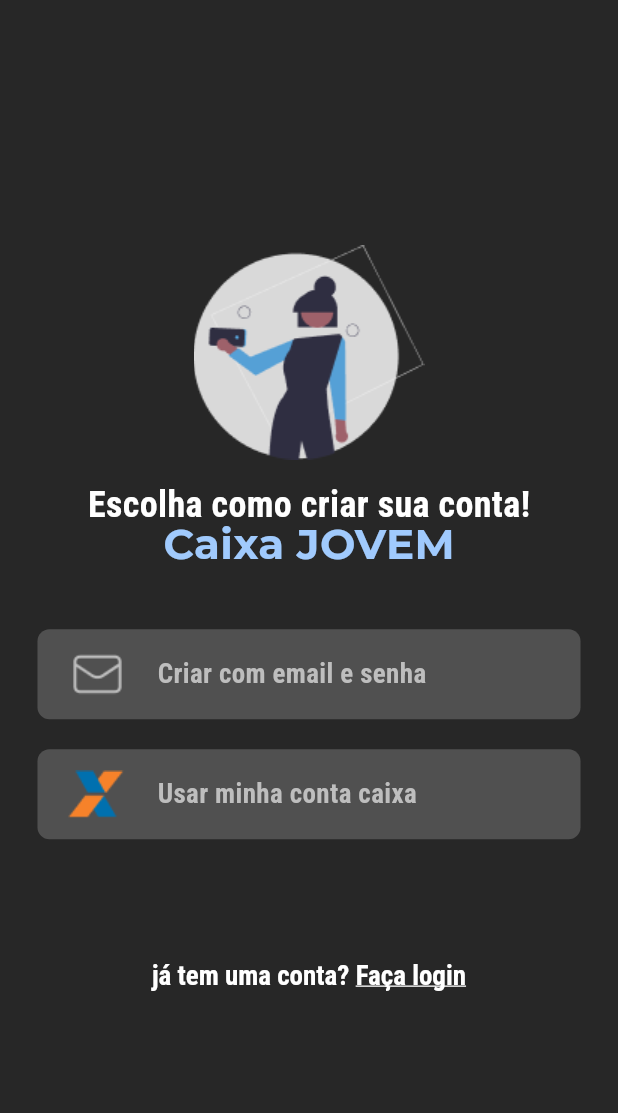
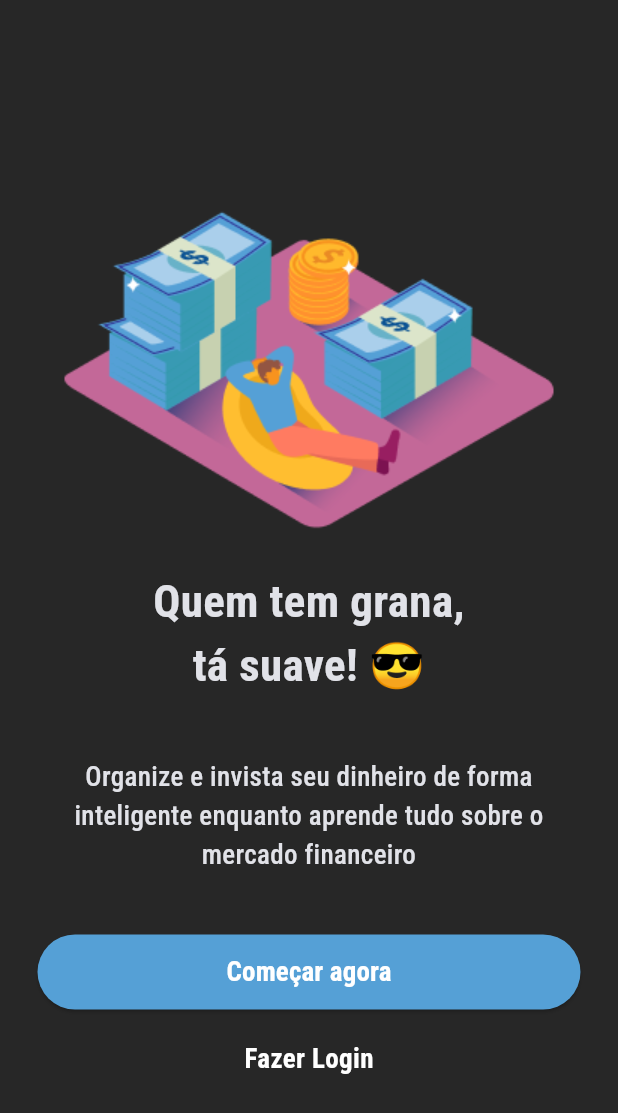
Before and after one commit to fwctecnologia/caixa-hackaton-app, a Flutter app: the screen it shows after launch, on a phone screen of 412 x 824 dp. Shown: the top 1113 px of the screen. Run offline on Flutter 3.47's test engine with Material 2 defaults, Android fonts, the phone set to English and light mode, and no system bars; our stand-ins replace dio, get, google_fonts.

Commit message:
feat: adding initial screen

```diff
--- /dev/null
+++ b/lib/app/modules/auth/initial_screen.dart
@@ -0,0 +1,88 @@
+import 'package:flutter/material.dart';
+import 'package:get/get.dart';
+import 'package:google_fonts/google_fonts.dart';
+
+import 'auth_screen.dart';
+
+class InitialScreen extends StatefulWidget {
+  const InitialScreen({super.key});
+
+  @override
+  State<InitialScreen> createState() => _InitialScreenState();
+}
+
+class _InitialScreenState extends State<InitialScreen> {
+  @override
+  Widget build(BuildContext context) {
+    return Scaffold(
+      body: SafeArea(
+        child: Padding(
+          padding: const EdgeInsets.all(25.0),
+          child: Column(
+            mainAxisAlignment: MainAxisAlignment.center,
+            crossAxisAlignment: CrossAxisAlignment.center,
+            children: [
+              Image.asset("assets/bank_image.png"),
+              Container(height: 20),
+              Text(
+                "Quem tem grana,\ntá suave! 😎",
+                textAlign: TextAlign.center,
+                style: GoogleFonts.robotoCondensed(
+                  fontSize: 30,
+                  fontWeight: FontWeight.w700,
+                ),
+              ),
+              Container(height: 40),
+              Padding(
+                padding: const EdgeInsets.symmetric(horizontal: 20),
+                child: Text(
+                  "Organize e invista seu dinheiro de forma inteligente enquanto aprende tudo sobre o mercado financeiro",
+                  textAlign: TextAlign.center,
+                  style: GoogleFonts.robotoCondensed(
+                    fontSize: 18,
+                    fontWeight: FontWeight.w500,
+                  ),
+                ),
+              ),
+              Container(height: 40),
+              SizedBox(
+                width: double.infinity,
+                height: 50,
+                child: ElevatedButton(
+                  style: ElevatedButton.styleFrom(
+                    backgroundColor: Color(0xFF55A0D6),
+                    foregroundColor: Colors.white,
+                  ),
+                  onPressed: () async {
+                    Get.to(() => AuthScreen());
+                  },
+                  child: Text(
+                    'Começar agora',
+                    style: GoogleFonts.robotoCondensed(
+                      fontWeight: FontWeight.w700,
+                      fontSize: 18,
+                    ),
+                  ),
+                ),
+              ),
+              Container(height: 20),
+              GestureDetector(
+                onTap: () {
+                  Get.to(() => AuthScreen());
+                },
+                child: Text(
+                  'Fazer Login',
+                  style: GoogleFonts.robotoCondensed(
+                    color: Colors.white,
+                    fontWeight: FontWeight.w700,
+                    fontSize: 18,
+                  ),
+                ),
+              ),
+            ],
+          ),
+        ),
+      ),
+    );
+  }
+}
--- a/lib/main.dart
+++ b/lib/main.dart
@@ -1,4 +1,4 @@
-import 'package:caixa_hackaton_app/app/modules/auth/auth_screen.dart';
+import 'package:caixa_hackaton_app/app/modules/auth/initial_screen.dart';
 import 'package:flutter/material.dart';
 import 'package:get/get.dart';
 
@@ -23,7 +23,7 @@
         useMaterial3: true,
         scaffoldBackgroundColor: const Color(0xFF272727),
       ),
-      home: const AuthScreen(),
+      home: const InitialScreen(),
       navigatorKey: Get.key,
     );
   }
```
